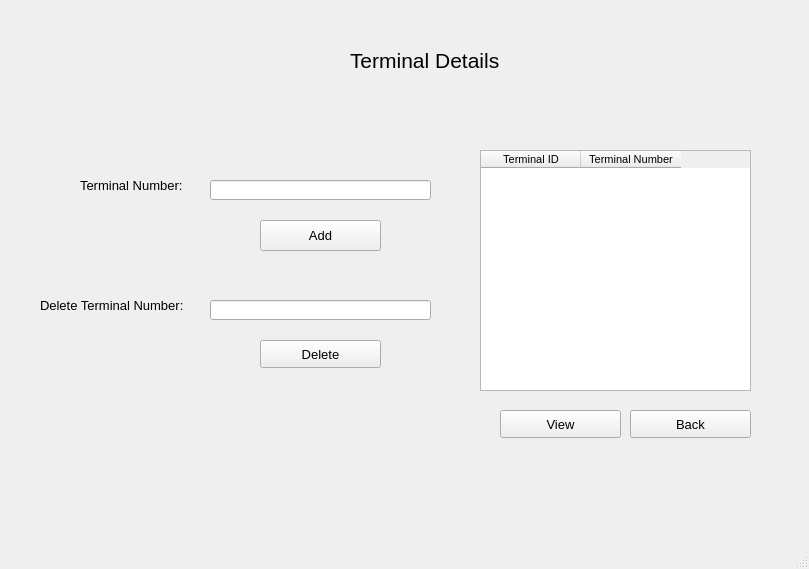
The window that terminal.ui (Muneeba-Badar/DB-Final-Project) describes before a commit, drawn with Qt 5.
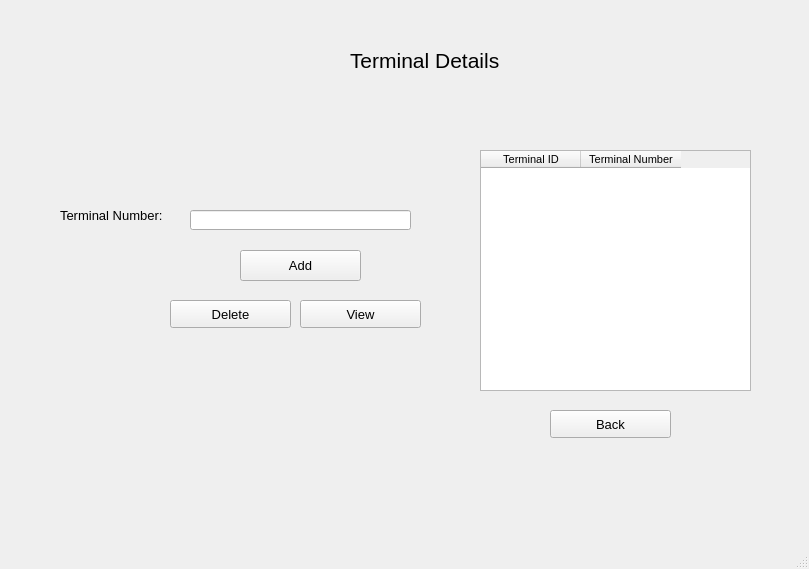
The same window after the commit.

What changed in the file:
```diff
--- a/terminal.ui
+++ b/terminal.ui
@@ -22,8 +22,8 @@
    <widget class="QLabel" name="label_2">
     <property name="geometry">
      <rect>
-      <x>80</x>
-      <y>170</y>
+      <x>60</x>
+      <y>200</y>
       <width>111</width>
       <height>31</height>
      </rect>
@@ -40,8 +40,8 @@
    <widget class="QPushButton" name="TAddBtn">
     <property name="geometry">
      <rect>
-      <x>260</x>
-      <y>220</y>
+      <x>240</x>
+      <y>250</y>
       <width>121</width>
       <height>31</height>
      </rect>
@@ -78,8 +78,8 @@
    <widget class="QPushButton" name="DeleteBtn">
     <property name="geometry">
      <rect>
-      <x>260</x>
-      <y>340</y>
+      <x>170</x>
+      <y>300</y>
       <width>121</width>
       <height>28</height>
      </rect>
@@ -114,7 +114,7 @@
    <widget class="QPushButton" name="TBackBtn">
     <property name="geometry">
      <rect>
-      <x>630</x>
+      <x>550</x>
       <y>410</y>
       <width>121</width>
       <height>28</height>
@@ -132,36 +132,8 @@
    <widget class="QLineEdit" name="TerminalNum_2">
     <property name="geometry">
      <rect>
-      <x>210</x>
-      <y>180</y>
-      <width>221</width>
-      <height>20</height>
-     </rect>
-    </property>
-   </widget>
-   <widget class="QLabel" name="label_3">
-    <property name="geometry">
-     <rect>
-      <x>40</x>
-      <y>290</y>
-      <width>151</width>
-      <height>31</height>
-     </rect>
-    </property>
-    <property name="font">
-     <font>
-      <pointsize>10</pointsize>
-     </font>
-    </property>
-    <property name="text">
-     <string>Delete Terminal Number:</string>
-    </property>
-   </widget>
-   <widget class="QLineEdit" name="DelTerminalNum">
-    <property name="geometry">
-     <rect>
-      <x>210</x>
-      <y>300</y>
+      <x>190</x>
+      <y>210</y>
       <width>221</width>
       <height>20</height>
      </rect>
@@ -170,8 +142,8 @@
    <widget class="QPushButton" name="TViewBtn">
     <property name="geometry">
      <rect>
-      <x>500</x>
-      <y>410</y>
+      <x>300</x>
+      <y>300</y>
       <width>121</width>
       <height>28</height>
      </rect>
```
